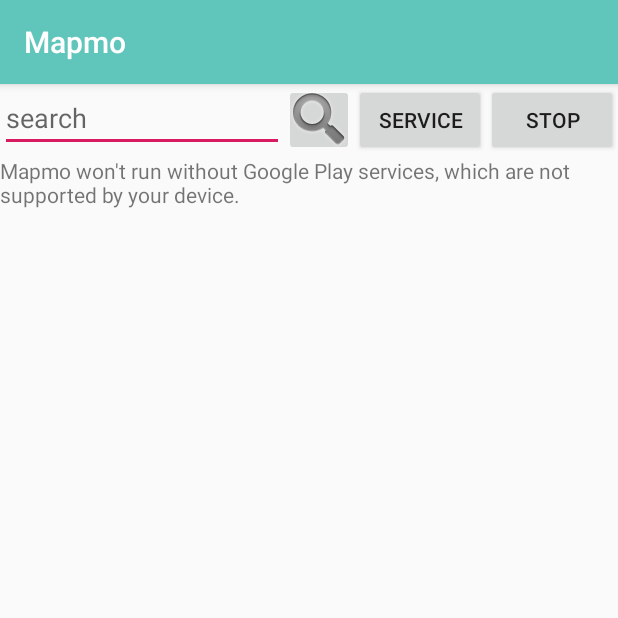
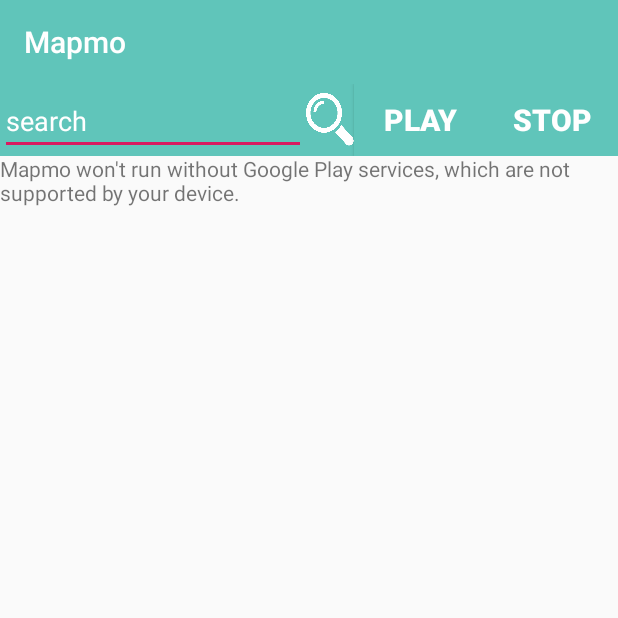
Before and after one commit to JosephNaa/MapmoProject, an Android app: the screen it shows after launch (MainActivity), on a phone screen of 412 x 824 dp, the top half of it. Run offline under Robolectric (Android 15) with nearby library versions, the light colour scheme and no system bars; our stand-ins replace Firebase (no records; nobody signed in at launch, a user with empty details on screens opened directly); libraries missing offline, so code that uses them is left out: com.firebase.geofire; 1 statement that could not run was skipped.

Commit message:
2019/09/20 첫 메인 페이지 1차 디자인 수정

```diff
--- a/Mapmo/app/src/main/java/com/example/mapmo/MainActivity.java
+++ b/Mapmo/app/src/main/java/com/example/mapmo/MainActivity.java
@@ -124,7 +124,8 @@
     @Override
     protected void onCreate(Bundle savedInstanceState) {
         super.onCreate(savedInstanceState);
-        getWindow().setSoftInputMode(WindowManager.LayoutParams.SOFT_INPUT_ADJUST_PAN);
+        getWindow().setSoftInputMode(WindowManager.LayoutParams.SOFT_INPUT_ADJUST_PAN); // 키보드생성시 화면 스크롤위함
+        getSupportActionBar().setElevation(0); //액션바 그림자 제거
         //데이터베이스 open
         final DBHandler dbHandler = DBHandler.open(getBaseContext());
 
--- a/Mapmo/app/src/main/res/layout/activity_add_memo.xml
+++ b/Mapmo/app/src/main/res/layout/activity_add_memo.xml
@@ -76,7 +76,8 @@
                             android:layout_marginRight="20sp"
                             android:background="@drawable/plus"
                             tools:layout_editor_absoluteX="0dp"
-                            tools:layout_editor_absoluteY="0dp" />
+                            tools:layout_editor_absoluteY="0dp"
+                            />
                 </LinearLayout>
         </ScrollView>
 
--- a/Mapmo/app/src/main/res/layout/activity_main.xml
+++ b/Mapmo/app/src/main/res/layout/activity_main.xml
@@ -13,7 +13,8 @@
         android:layout_width="match_parent"
         android:layout_height="wrap_content"
         android:orientation="horizontal"
-        android:weightSum="10">
+        android:weightSum="10"
+        android:background="#60c5ba">
 
         <EditText
             android:id="@+id/searchPt"
@@ -22,14 +23,18 @@
             android:layout_weight="9"
             android:ems="10"
             android:hint="search"
-            android:inputType="textPersonName" />
+            android:inputType="textPersonName"
+            android:textColor="@android:color/white"
+            android:textColorHint="@android:color/white"/>
 
         <ImageButton
             android:id="@+id/searchBt"
-            android:layout_width="wrap_content"
-            android:layout_height="match_parent"
+            android:layout_width="55dp"
+            android:layout_height="35dp"
+            android:layout_gravity="center"
             android:layout_weight="1"
-            app:srcCompat="@android:drawable/ic_search_category_default" />
+            android:background="@drawable/search_btn"
+            style="?android:attr/borderlessButtonStyle"/>
 
         <Button
             android:id="@+id/service"
@@ -37,7 +42,11 @@
             android:layout_height="wrap_content"
             android:layout_weight="9"
             android:onClick="startService"
-            android:text="service" />
+            android:text="play"
+            android:textColor="@android:color/white"
+            android:background="#60c5ba"
+            android:textSize="20dp"
+            android:textStyle="bold"/>
 
         <Button
             android:id="@+id/serviceStop"
@@ -45,7 +54,11 @@
             android:layout_height="wrap_content"
             android:layout_weight="9"
             android:onClick="stopService"
-            android:text="stop" />
+            android:text="stop"
+            android:textColor="@android:color/white"
+            android:background="#60c5ba"
+            android:textSize="20dp"
+            android:textStyle="bold"/>
 
 
 
@@ -55,9 +68,9 @@
         android:id="@+id/map"
         android:name="com.google.android.gms.maps.SupportMapFragment"
         android:layout_width="match_parent"
-        android:layout_height="match_parent"
+        android:layout_height="685dp"
         android:layout_below="@+id/searchLayout"
-        android:layout_marginTop="0dp"
+        android:layout_marginTop="-1dp"
         tools:context=".MapsActivity">
 
 
@@ -66,14 +79,16 @@
     <TextView
         android:id="@+id/selectAddressTv"
         android:layout_width="match_parent"
-        android:layout_height="wrap_content"
+        android:layout_height="47dp"
         android:layout_above="@+id/addMemoBt"
         android:layout_marginBottom="0dp"
-        android:background="#fff"
+        android:background="#60c5ba"
         android:gravity="center"
         android:text="Address"
         android:textAppearance="@style/TextAppearance.AppCompat.Body2"
-        android:textSize="18sp" />
+        android:textColor="@android:color/white"
+        android:textSize="18sp"
+        android:textStyle="bold"/>
 
     <Button
         android:id="@+id/addMemoBt"
@@ -81,11 +96,13 @@
         android:layout_height="wrap_content"
         android:layout_alignBottom="@+id/map"
         android:layout_marginBottom="0dp"
-        android:background="#fff"
+        android:background="#60c5ba"
         android:gravity="center"
         android:text="메모 추가"
         android:textAppearance="@style/TextAppearance.AppCompat.Display1"
-        android:textSize="15sp" />
+        android:textColor="@android:color/white"
+        android:textSize="15sp"
+        android:textStyle="bold"/>
 
     <!--<SlidingDrawer
         android:id="@+id/slide"
```
Also changed, not shown: Mapmo/app/src/main/res/drawable/play_btn.png (added), Mapmo/app/src/main/res/drawable/search_btn.png (added), 1 other file.
